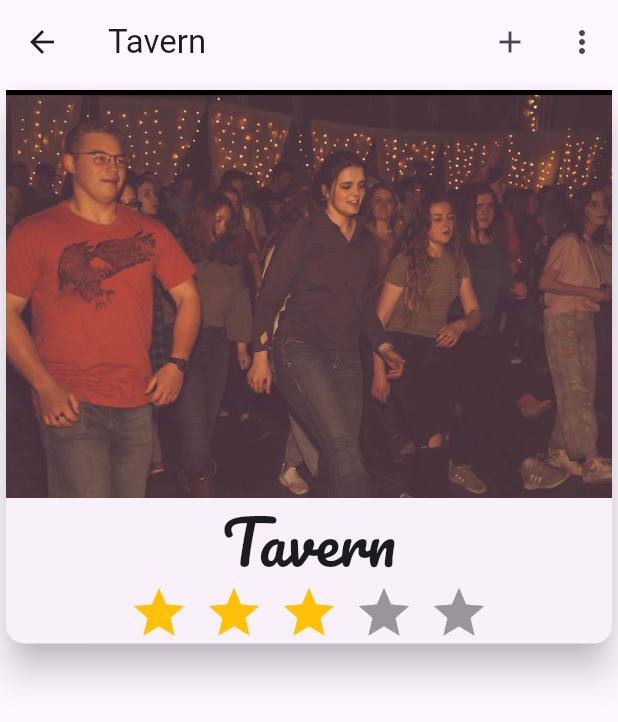
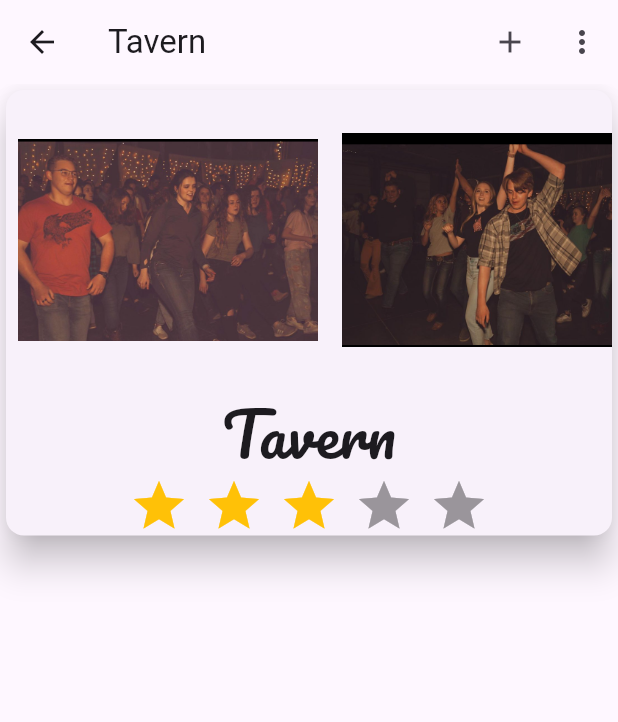
Before and after one commit to cding2000/Rexburg-Dancing, a Flutter app: the VenueDetailPage screen opened by its route, on a phone screen of 412 x 824 dp. Shown: the top 722 px of the screen. Run offline on Flutter 3.47's test engine with Material 2 defaults, Android fonts, the light colour scheme and no system bars; drawn by our look-alikes of flutter_rating_bar; our stand-ins replace cloud_firestore, firebase_auth, firebase_core, google_fonts; accounts and stored records are empty.

Commit message:
scroll bar for picture for tavern detail page

```diff
--- a/lib/views/venue_detail_view.dart
+++ b/lib/views/venue_detail_view.dart
@@ -45,7 +45,8 @@ class _VenueDetailPageState extends State<VenueDetailPage> {
         )
       ],
       ),
-      body: SingleChildScrollView(
+      body:
+        SingleChildScrollView(
         child:
         Column(
         children:<Widget>[
@@ -53,7 +54,62 @@ class _VenueDetailPageState extends State<VenueDetailPage> {
               elevation: 10,
               child: Column(
               children: <Widget>[
-              Image.asset("accests/images/tavern.png", ),
+              SizedBox(
+                height: 200,
+                child: ListView(
+                  scrollDirection: Axis.horizontal,
+                  children: [
+                  Padding(
+                    padding: const EdgeInsets.all(8.0),
+                    child: InkWell(
+                      onTap: (){},
+                      child: Container(
+                        width: 200,
+                        decoration: BoxDecoration(borderRadius: BorderRadius.circular(20)),
+                        child: Image.asset('accests/images/tavern.png'),
+                      ),
+
+                    ),
+                  ),
+                  Padding(
+                    padding: const EdgeInsets.all(8.0),
+                    child: InkWell(
+                      onTap: (){},
+                      child: Container(
+                        width: 200,
+                        decoration: BoxDecoration(borderRadius: BorderRadius.circular(20)),
+                        child: Image.asset('accests/images/tavern2.png'),
+                      ),
+
+                    ),
+                  ),
+                  Padding(
+                    padding: const EdgeInsets.all(8.0),
+                    child: InkWell(
+                      onTap: (){},
+                      child: Container(
+                        width: 200,
+                        decoration: BoxDecoration(borderRadius: BorderRadius.circular(20)),
+                        child: Image.asset('accests/images/tavern3.png'),
+                      ),
+
+                    ),
+                  ),
+                  Padding(
+                    padding: const EdgeInsets.all(8.0),
+                    child: InkWell(
+                      onTap: (){},
+                      child: Container(
+                        width: 200,
+                        decoration: BoxDecoration(borderRadius: BorderRadius.circular(20)),
+                        child: Image.asset('accests/images/tavern4.png'),
+                      ),
+
+
+                    ),
+                  )
+                ],),
+              ),
               Text("Tavern",style: GoogleFonts.pacifico(fontSize: 40),),
               Column(
               crossAxisAlignment: CrossAxisAlignment.center,
--- a/pubspec.yaml
+++ b/pubspec.yaml
@@ -74,6 +74,10 @@ flutter:
   assets:
     - accests/images/dance.jpg
     - accests/images/tavern.png
+    - accests/images/tavern2.png
+    - accests/images/tavern3.png
+    - accests/images/tavern4.png
+
   #   - images/a_dot_ham.jpeg
 
   # An image asset can refer to one or more resolution-specific "variants", see
```
Also changed, not shown: accests/images/tavern2.png (added), accests/images/tavern3.png (added), accests/images/tavern4.png (added).
